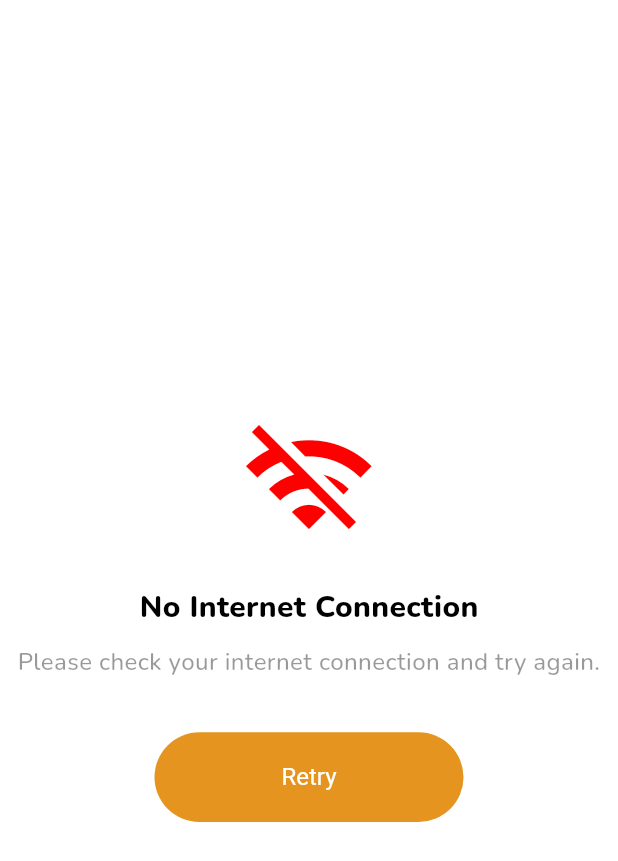
After one commit to amalpradeep271/e_commerce_app, a Flutter app: the NoInternetScreen screen opened directly, after a tap on "Retry", on a phone screen of 412 x 824 dp. The commit adds this screen. Shown: the top 861 px of the screen. Run offline on Flutter 3.47's test engine with Material 3 defaults, Android fonts, the phone set to English and light mode, and no system bars; our stand-ins replace carousel_slider, cloud_firestore, connectivity_plus, dartz, equatable, expandable and 12 more; missing offline and left inert: razorpay_flutter; accounts and stored records are empty; project files that could hold a hidden picture were left out.

Commit message:
minor changes regarding internet connection

```diff
--- /dev/null
+++ b/lib/common/bloc/internet_connectivity/internet_connectivity_cubit.dart
@@ -0,0 +1,42 @@
+import 'dart:async';
+import 'package:connectivity_plus/connectivity_plus.dart';
+import 'package:flutter_bloc/flutter_bloc.dart';
+import 'internet_connectivity_state.dart';
+
+class ConnectivityCubit extends Cubit<ConnectivityState> {
+  final Connectivity _connectivity = Connectivity();
+  StreamSubscription<List<ConnectivityResult>>? _subscription;
+
+  ConnectivityCubit() : super(ConnectivityInitial()) {
+    _monitorInternet();
+  }
+
+  void _monitorInternet() {
+    _subscription = _connectivity.onConnectivityChanged.listen((results) {
+      final result =
+          results.isNotEmpty ? results.first : ConnectivityResult.none;
+      _emitConnectivityState(result);
+    });
+  }
+
+  // Manual check for connectivity (used in "Retry" button)
+  Future<void> checkConnection() async {
+    final results = await _connectivity.checkConnectivity();
+    final result = results.isNotEmpty ? results.first : ConnectivityResult.none;
+    _emitConnectivityState(result);
+  }
+
+  void _emitConnectivityState(ConnectivityResult result) {
+    if (result == ConnectivityResult.none) {
+      emit(ConnectivityDisconnected());
+    } else {
+      emit(ConnectivityConnected());
+    }
+  }
+
+  @override
+  Future<void> close() {
+    _subscription?.cancel();
+    return super.close();
+  }
+}
--- /dev/null
+++ b/lib/common/bloc/internet_connectivity/internet_connectivity_state.dart
@@ -0,0 +1,12 @@
+import 'package:equatable/equatable.dart';
+
+abstract class ConnectivityState extends Equatable {
+  @override
+  List<Object> get props => [];
+}
+
+class ConnectivityInitial extends ConnectivityState {}
+
+class ConnectivityConnected extends ConnectivityState {}
+
+class ConnectivityDisconnected extends ConnectivityState {}
--- /dev/null
+++ b/lib/common/widgets/no_internet_screen/no_internet_screen.dart
@@ -0,0 +1,47 @@
+import 'package:e_commerce_application/common/bloc/internet_connectivity/internet_connectivity_cubit.dart';
+import 'package:e_commerce_application/common/widgets/app_button/basic_app_button.dart';
+import 'package:e_commerce_application/core/configs/theme/app_colors.dart';
+import 'package:e_commerce_application/core/configs/theme/app_text_theme.dart';
+import 'package:flutter/material.dart';
+import 'package:flutter_bloc/flutter_bloc.dart';
+import 'package:flutter_screenutil/flutter_screenutil.dart';
+
+class NoInternetScreen extends StatelessWidget {
+  const NoInternetScreen({super.key});
+
+  @override
+  Widget build(BuildContext context) {
+    return Scaffold(
+      backgroundColor: AppColors.white,
+      body: Center(
+        child: Column(
+          mainAxisAlignment: MainAxisAlignment.center,
+          children: [
+            Icon(Icons.wifi_off, size: 80.sp, color: AppColors.red),
+            SizedBox(height: 20.h),
+            Text(
+              "No Internet Connection",
+              style: AppTextStyles.base.s20.w800,
+            ),
+            SizedBox(height: 10.h),
+            Text(
+              "Please check your internet connection and try again.",
+              textAlign: TextAlign.center,
+              style: AppTextStyles.base.s16.w500.greyColor,
+            ),
+            SizedBox(height: 30.h),
+            SizedBox(
+              width: MediaQuery.of(context).size.width / 2,
+              child: BasicAppButton(
+                onPressed: () {
+                  context.read<ConnectivityCubit>().checkConnection();
+                },
+                title: "Retry",
+              ),
+            ),
+          ],
+        ),
+      ),
+    );
+  }
+}
--- a/lib/service_locator.dart
+++ b/lib/service_locator.dart
@@ -13,6 +13,8 @@ import 'package:e_commerce_application/data/product/repository/product_repositor
 import 'package:e_commerce_application/data/product/source/product_firebase_service.dart';
 import 'package:e_commerce_application/data/review/repository/review_repository_impl.dart';
 import 'package:e_commerce_application/data/review/source/review_firebase_services.dart';
+import 'package:e_commerce_application/data/user/repository/user_repository_impl.dart';
+import 'package:e_commerce_application/data/user/source/user_firebase_services.dart';
 import 'package:e_commerce_application/data/wishlist/repository/wishlist_repository_impl.dart';
 import 'package:e_commerce_application/data/wishlist/source/wishlist_firebase_service.dart';
 import 'package:e_commerce_application/domain/auth/repository/auth_repository.dart';
@@ -44,6 +46,7 @@ import 'package:e_commerce_application/domain/product/usecase/get_topselling_use
 import 'package:e_commerce_application/domain/product/usecase/is_favourite_usecase.dart';
 import 'package:e_commerce_application/domain/review/repository/review_repository.dart';
 import 'package:e_commerce_application/domain/review/usecase/add_to_review_usecase.dart';
+import 'package:e_commerce_application/domain/user/repository/user_repository.dart';
 import 'package:e_commerce_application/domain/user/usecase/upload_user_image_usecase.dart';
 import 'package:e_commerce_application/domain/wishlist/repository/wishlist_repository.dart';
 import 'package:e_commerce_application/domain/wishlist/usecase/get_wishlist_usecase.dart';
@@ -57,6 +60,7 @@ Future<void> initializeDependencies() async {
 
   sl.registerSingleton<AuthFirebaseService>(AuthFirebaseServiceImpl());
   sl.registerSingleton<BannerFirebaseService>(BannerFirebaseServiceImpl());
+  sl.registerSingleton<UserFirebaseService>(UserFirebaseServiceImpl());
   sl.registerSingleton<CategoryFireBaseService>(CategoryFireBaseServiceImpl());
   sl.registerSingleton<ProductFirebaseService>(ProductFirebaseServiceImpl());
   sl.registerSingleton<CartFirebaseServices>(CartFirebaseServicesImpl());
@@ -68,6 +72,7 @@ Future<void> initializeDependencies() async {
 
   sl.registerSingleton<AuthRepository>(AuthRepositoryImpl());
   sl.registerSingleton<BannerRepository>(BannerRepositoryImpl());
+  sl.registerSingleton<UserRepository>(UserRepositoryImpl());
   sl.registerSingleton<CategoryRepository>(CategoryRepositoryImpl());
   sl.registerSingleton<ProductRepository>(ProductRepositoryImpl());
   sl.registerSingleton<CartRepository>(CartRepositoryImpl());
--- a/pubspec.yaml
+++ b/pubspec.yaml
@@ -30,8 +30,10 @@ environment:
 dependencies:
   carousel_slider: null
   cloud_firestore: null
+  connectivity_plus: ^6.1.3
   cupertino_icons: ^1.0.8
   dartz: ^0.10.1
+  equatable: ^2.0.7
   expandable: ^5.0.1
   firebase_auth: null
   firebase_core: null
```
Also changed, not shown: lib/common/widgets/app_bottom_navigationbar/custom_app_bottom_navigationbar.dart (+27 -8 lines), lib/main.dart (+7 -1 lines), lib/presentation/home/pages/homepage.dart (+20 -7 lines), lib/presentation/order/pages/my_orders_page.dart (+10 -0 lines), lib/presentation/product_detail/pages/product_details_page.dart (+13 -2 lines), lib/presentation/wishlist/pages/wishlist_page.dart (+11 -1 lines), 4 other files.
